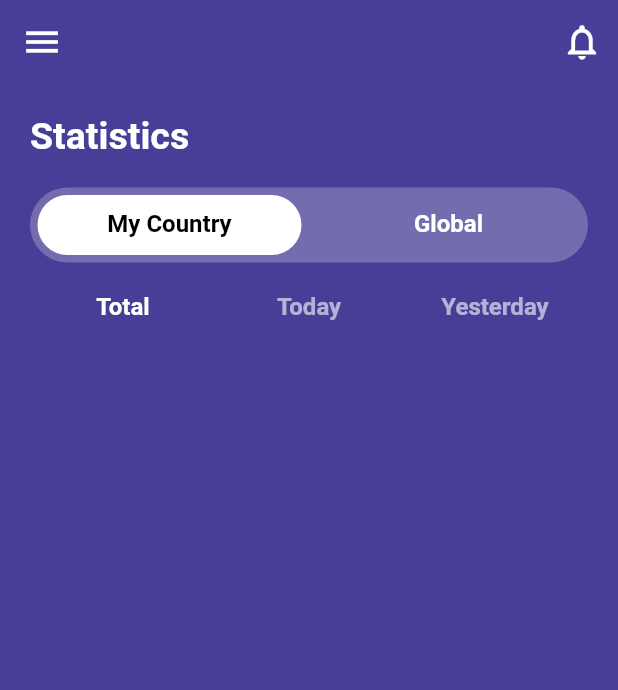
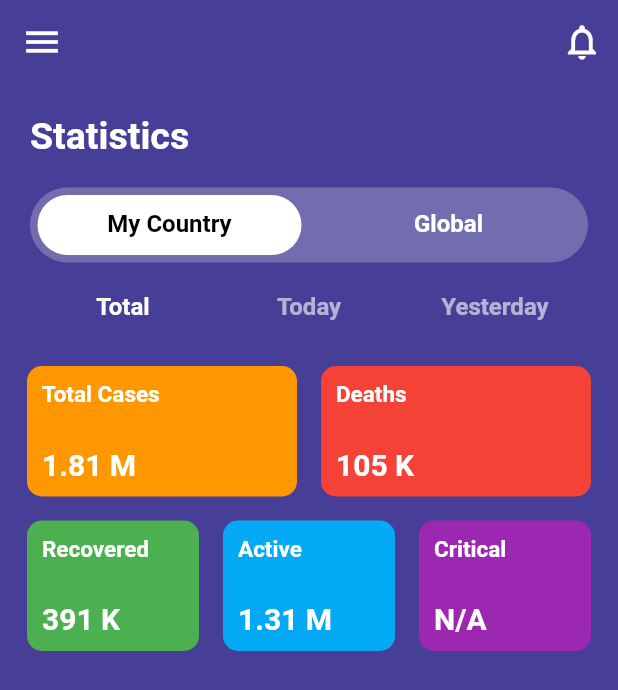
Before and after one commit to TomasKulik/Covid19DasboardUI, a Flutter app: the StatsScreen screen opened directly, on a phone screen of 412 x 824 dp. Shown: the top 690 px of the screen. Run offline on Flutter 3.47's test engine with Material 2 defaults, Android fonts, the phone set to English and light mode, and no system bars; our stand-ins replace bubble_tab_indicator.

Commit message:
Stats Grid

```diff
--- a/lib/screens/stats_screen.dart
+++ b/lib/screens/stats_screen.dart
@@ -2,6 +2,7 @@ import 'package:bubble_tab_indicator/bubble_tab_indicator.dart';
 import 'package:covid19_dasboard_ui/config.dart/palette.dart';
 import 'package:covid19_dasboard_ui/config.dart/styles.dart';
 import 'package:covid19_dasboard_ui/widgets/custom_app_bar.dart';
+import 'package:covid19_dasboard_ui/widgets/widgets.dart';
 import 'package:flutter/material.dart';
 
 class StatsScreen extends StatefulWidget {
@@ -21,6 +22,12 @@ class _StatsScreenState extends State<StatsScreen> {
           _buildHeader(),
           _buildRegionTabBar(),
           _buildStatsBar(),
+          SliverPadding(
+            padding: const EdgeInsets.symmetric(horizontal: 10.0),
+            sliver: SliverToBoxAdapter(
+              child: StatsGrid(),
+            ),
+          ),
         ],
       ),
     );
--- /dev/null
+++ b/lib/widgets/stats_grid.dart
@@ -0,0 +1,66 @@
+import 'package:flutter/material.dart';
+
+class StatsGrid extends StatelessWidget {
+  @override
+  Widget build(BuildContext context) {
+    return Container(
+      height: MediaQuery.of(context).size.height * 0.25,
+      child: Column(
+        children: [
+          Flexible(
+            child: Row(
+              children: [
+                _buildStatCard('Total Cases', '1.81 M', Colors.orange),
+                _buildStatCard('Deaths', '105 K', Colors.red),
+              ],
+            ),
+          ),
+          Flexible(
+            child: Row(
+              children: [
+                _buildStatCard('Recovered', '391 K', Colors.green),
+                _buildStatCard('Active', '1.31 M', Colors.lightBlue),
+                _buildStatCard('Critical', 'N/A', Colors.purple),
+              ],
+            ),
+          ),
+        ],
+      ),
+    );
+  }
+
+  Expanded _buildStatCard(String title, String count, MaterialColor color) {
+    return Expanded(
+      child: Container(
+        margin: const EdgeInsets.all(8.0),
+        padding: const EdgeInsets.all(10.0),
+        decoration: BoxDecoration(
+          color: color,
+          borderRadius: BorderRadius.circular(10.0),
+        ),
+        child: Column(
+          mainAxisAlignment: MainAxisAlignment.spaceBetween,
+          crossAxisAlignment: CrossAxisAlignment.start,
+          children: [
+            Text(
+              title,
+              style: const TextStyle(
+                color: Colors.white,
+                fontSize: 15.0,
+                fontWeight: FontWeight.w600,
+              ),
+            ),
+            Text(
+              count,
+              style: const TextStyle(
+                color: Colors.white,
+                fontSize: 20.0,
+                fontWeight: FontWeight.bold,
+              ),
+            ),
+          ],
+        ),
+      ),
+    );
+  }
+}
--- a/lib/widgets/widgets.dart
+++ b/lib/widgets/widgets.dart
@@ -1,2 +1,3 @@
 export 'custom_app_bar.dart';
 export 'country_dropdown.dart';
+export 'stats_grid.dart';
```
